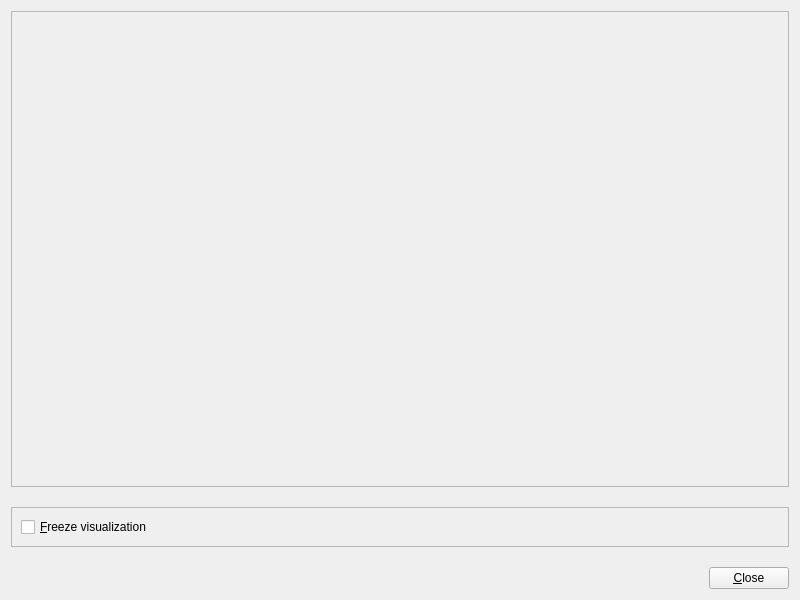
Before: the Qt Designer form coquery/gui/visualizer.ui in gkunter/coquery, drawn with Qt 5.
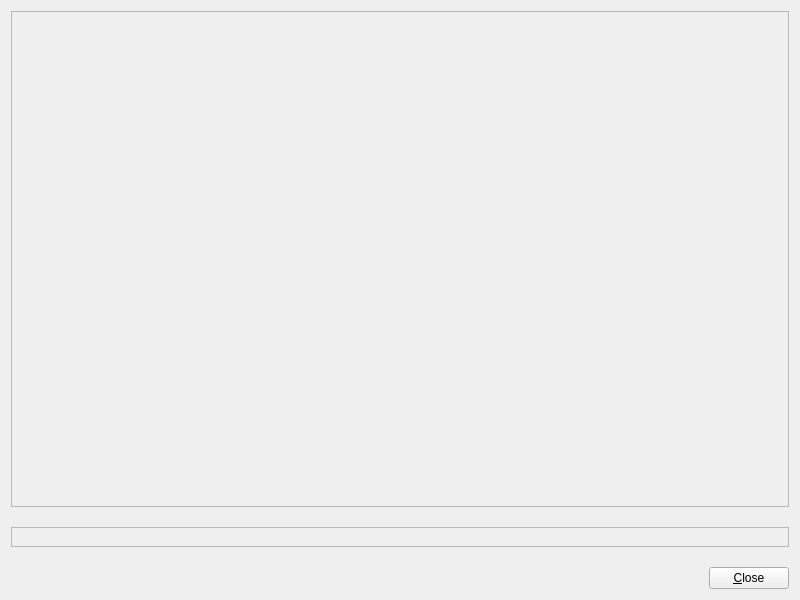
After: the same form once the commit is applied.

Diff of the .ui file:
```diff
--- a/coquery/gui/visualizer.ui
+++ b/coquery/gui/visualizer.ui
@@ -53,13 +53,6 @@
       <property name="spacing">
        <number>10</number>
       </property>
-      <item>
-       <widget class="QCheckBox" name="check_freeze">
-        <property name="text">
-         <string>&amp;Freeze visualization</string>
-        </property>
-       </widget>
-      </item>
       <item>
        <widget class="QFrame" name="frame_2">
         <property name="sizePolicy">
```
